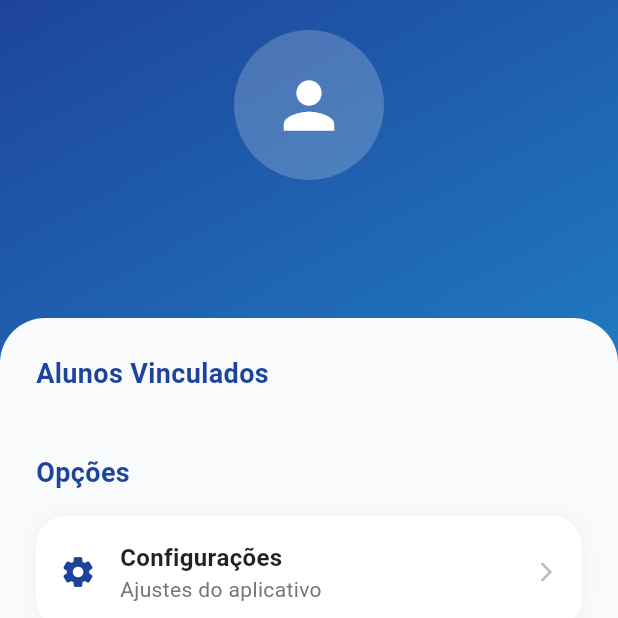
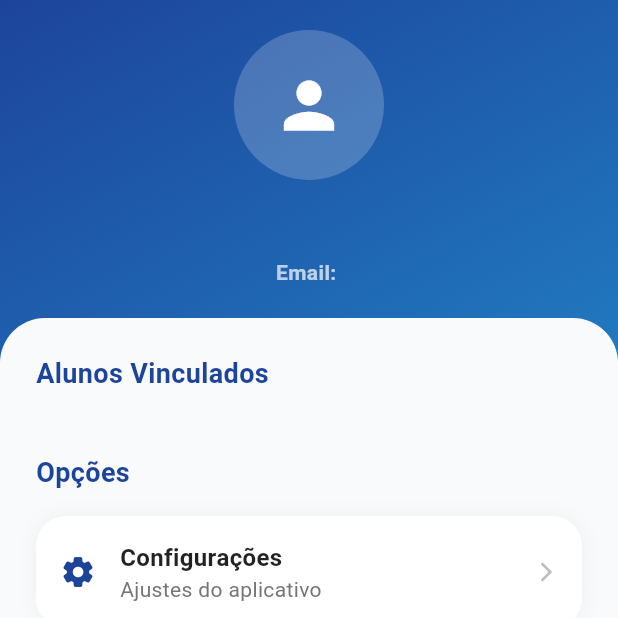
Before and after one commit to anthonyeduard0/csapp, a Flutter app: the MainScreen screen opened directly with empty values, item 3 of the bottom bar chosen, on a phone screen of 412 x 824 dp, the top half of it. Run offline on Flutter 3.47's test engine with Material 3 defaults, Android fonts, the phone set to English and light mode, and no system bars; our stand-ins replace mask_text_input_formatter, shared_preferences, table_calendar; accounts and stored records are empty; network calls fail.

Commit message:
Ajustes gerais

```diff
--- /dev/null
+++ b/lib/api_config.dart
@@ -0,0 +1,7 @@
+// Arquivo: lib/api_config.dart
+
+class ApiConfig {
+  // URL base para todos os endpoints da API.
+  // Certifique-se de que a URL termina sem a barra (/) no final.
+  static const String baseUrl = 'https://csa-url-app.onrender.com/api';
+}
--- a/lib/screens/calendar_screen.dart
+++ b/lib/screens/calendar_screen.dart
@@ -7,6 +7,7 @@ import 'package:flutter/material.dart';
 import 'package:http/http.dart' as http;
 import 'package:intl/intl.dart';
 import 'package:table_calendar/table_calendar.dart';
+import 'package:educsa/api_config.dart'; // Importação adicionada
 
 // Modelo de dados (sem alterações)
 class Evento {
@@ -86,7 +87,8 @@ class CalendarScreenState extends State<CalendarScreen> with TickerProviderState
 
   Future<void> _fetchEvents() async {
     try {
-      final response = await http.get(Uri.parse('https://csa-url-app.onrender.com/api/eventos/'));
+      // --- MODIFICAÇÃO: Uso do ApiConfig.baseUrl ---
+      final response = await http.get(Uri.parse('${ApiConfig.baseUrl}/eventos/'));
       if (response.statusCode == 200) {
         final List<dynamic> data = json.decode(utf8.decode(response.bodyBytes));
         final Map<DateTime, List<Evento>> events = {};
--- a/lib/screens/profile_screen.dart
+++ b/lib/screens/profile_screen.dart
@@ -1,5 +1,8 @@
 // Arquivo: lib/screens/profile_screen.dart
 // VERSÃO LIMPA E CORRIGIDA: Removida toda a lógica de upload e exibição da foto de perfil.
+// MODIFICADO: Uso de ApiConfig.baseUrl.
+// CORRIGIDO: Aviso 'use_build_context_synchronously' resolvido.
+// NOVO: Adicionado telefone e rótulos de identificação (Email: / Telefone:).
 
 import 'package:flutter/material.dart';
 import 'package:educsa/screens/main_screen.dart';
@@ -8,6 +11,7 @@ import 'package:educsa/screens/settings_screen.dart';
 import 'package:shared_preferences/shared_preferences.dart';
 import 'package:http/http.dart' as http;
 import 'dart:convert';
+import 'package:educsa/api_config.dart';
 
 class ProfileScreen extends StatefulWidget {
   final Map<String, dynamic> responseData;
@@ -37,7 +41,7 @@ class _ProfileScreenState extends State<ProfileScreen> {
     final password = prefs.getString('user_password');
     if (cpf == null || password == null) return;
 
-    final url = Uri.parse('https://csa-url-app.onrender.com/api/login/');
+    final url = Uri.parse('${ApiConfig.baseUrl}/login/');
     try {
       final response = await http.post(
         url,
@@ -102,7 +106,9 @@ class _ProfileScreenState extends State<ProfileScreen> {
                             title: 'Configurações',
                             subtitle: 'Ajustes do aplicativo',
                             onTap: () {
-                               Navigator.push(context, MaterialPageRoute(builder: (context) => const SettingsScreen()));
+                               if(mounted) {
+                                 Navigator.push(context, MaterialPageRoute(builder: (context) => const SettingsScreen()));
+                               }
                             }
                           ),
                           _buildOptionTile(
@@ -114,6 +120,7 @@ class _ProfileScreenState extends State<ProfileScreen> {
                               final prefs = await SharedPreferences.getInstance();
                               await prefs.remove('user_cpf');
                               await prefs.remove('user_password');
+
                               if(mounted) {
                                 Navigator.of(context).pushAndRemoveUntil(
                                   MaterialPageRoute(builder: (context) => const LoginScreen()),
@@ -142,8 +149,6 @@ class _ProfileScreenState extends State<ProfileScreen> {
       padding: const EdgeInsets.fromLTRB(24, 20, 24, 20),
       child: Column(
         children: [
-          // Widget da foto de perfil foi removido daqui.
-          // Um ícone simples é exibido em seu lugar.
           CircleAvatar(
             radius: 50,
             backgroundColor: Colors.white.withAlpha(51),
@@ -152,7 +157,28 @@ class _ProfileScreenState extends State<ProfileScreen> {
           const SizedBox(height: 12),
           Text(_dashboardData.nomeResponsavel, style: const TextStyle(color: Colors.white, fontSize: 22, fontWeight: FontWeight.bold)),
           const SizedBox(height: 8),
-          Text(_dashboardData.email, style: const TextStyle(color: Colors.white70, fontSize: 14)),
+
+          // NOVO: Exibição do E-mail formatado
+          Row(
+            mainAxisAlignment: MainAxisAlignment.center,
+            children: [
+              const Text('Email: ', style: TextStyle(color: Colors.white70, fontSize: 14, fontWeight: FontWeight.bold)),
+              Text(_dashboardData.email, style: const TextStyle(color: Colors.white70, fontSize: 14)),
+            ],
+          ),
+
+          // NOVO: Exibição do Telefone formatado (se existir)
+          if (_dashboardData.telefone != null && _dashboardData.telefone!.isNotEmpty)
+            Padding(
+              padding: const EdgeInsets.only(top: 4.0),
+              child: Row(
+                mainAxisAlignment: MainAxisAlignment.center,
+                children: [
+                  const Text('Telefone: ', style: TextStyle(color: Colors.white70, fontSize: 14, fontWeight: FontWeight.bold)),
+                  Text(_dashboardData.telefone!, style: const TextStyle(color: Colors.white70, fontSize: 14)),
+                ],
+              ),
+            ),
         ],
       ),
     );
--- a/lib/screens/terms_acceptance_screen.dart
+++ b/lib/screens/terms_acceptance_screen.dart
@@ -1,5 +1,6 @@
 // Arquivo: lib/screens/terms_acceptance_screen.dart
 // ATUALIZADO: Revertido para o fundo branco e melhorado o estilo.
+// MODIFICADO: Uso de ApiConfig.baseUrl.
 
 import 'package:flutter/material.dart';
 import 'package:http/http.dart' as http;
@@ -7,6 +8,7 @@ import 'dart:convert';
 import 'package:educsa/screens/main_screen.dart';
 import 'package:educsa/screens/legal_screen.dart';
 import 'package:flutter/gestures.dart';
+import 'package:educsa/api_config.dart'; // Importação adicionada
 
 class TermsAcceptanceWrapper extends StatelessWidget {
   final Map<String, dynamic> responseData;
@@ -34,8 +36,8 @@ class _TermsAcceptancePageState extends State<_TermsAcceptancePage> {
     });
 
     final cpf = widget.responseData['cpf'];
-    final url =
-        Uri.parse('https://csa-url-app.onrender.com/api/aceitar-termos/');
+    // --- MODIFICAÇÃO: Uso do ApiConfig.baseUrl ---
+    final url = Uri.parse('${ApiConfig.baseUrl}/aceitar-termos/');
 
     try {
       final response = await http.post(
--- a/pubspec.yaml
+++ b/pubspec.yaml
@@ -1,7 +1,7 @@
 name: educsa
 description: "Aplicativo de comunicação do Colégio Santo Antônio."
 publish_to: 'none'
-version: 1.0.0+1
+version: 1.0.0+2
 
 environment:
   sdk: '>=3.4.3 <4.0.0'
@@ -33,5 +33,5 @@ flutter:
 flutter_launcher_icons:
   android: "ic_launcher"
   ios: true
-  image_path: "assets/images/csalogo.png"
+  image_path: "assets/images/educsaicon3.png"
   remove_alpha_ios: true
```
Also changed, not shown: lib/screens/invoice_history_screen.dart (+6 -2 lines), lib/screens/legal_screen.dart (+6 -4 lines), lib/screens/login_screen.dart (+15 -6 lines), lib/screens/main_screen.dart (+9 -4 lines), lib/screens/payment_screen.dart (+7 -3 lines), assets/images/Logocsa.png (added), assets/images/csalogo.png (deleted), assets/images/educsaicon3.png (added), assets/images/newlogo.png (deleted), 26 other files.
